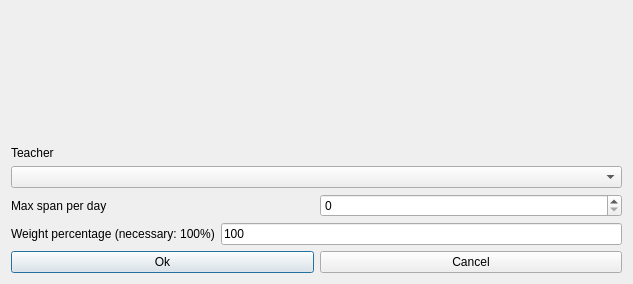
Qt form fet/src/interface/modifyconstraintteachermaxspanperdayform_template.ui (vonmecheln/fet) before a commit.
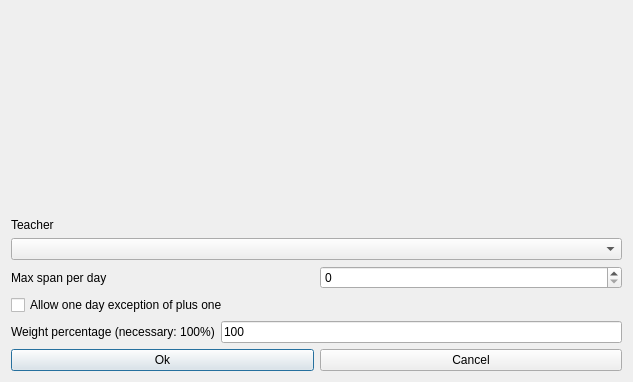
The same form after that commit.

```diff
--- a/fet/src/interface/modifyconstraintteachermaxspanperdayform_template.ui
+++ b/fet/src/interface/modifyconstraintteachermaxspanperdayform_template.ui
@@ -7,14 +7,14 @@
     <x>0</x>
     <y>0</y>
     <width>633</width>
-    <height>284</height>
+    <height>382</height>
    </rect>
   </property>
   <property name="windowTitle">
    <string extracomment="This is the title of the dialog to modify a constraint of this type">Modify teacher max span per day</string>
   </property>
-  <layout class="QVBoxLayout" name="verticalLayout_2">
-   <item>
+  <layout class="QGridLayout" name="gridLayout">
+   <item row="0" column="0">
     <spacer name="spacer4">
      <property name="orientation">
       <enum>Qt::Vertical</enum>
@@ -30,7 +30,7 @@
      </property>
     </spacer>
    </item>
-   <item>
+   <item row="1" column="0">
     <layout class="QVBoxLayout" name="verticalLayout">
      <item>
       <widget class="QLabel" name="teacherTextLabel">
@@ -63,7 +63,7 @@
      </item>
     </layout>
    </item>
-   <item>
+   <item row="2" column="0">
     <layout class="QHBoxLayout" name="horizontalLayout">
      <item>
       <widget class="QLabel" name="textLabel1">
@@ -80,7 +80,14 @@
      </item>
     </layout>
    </item>
-   <item>
+   <item row="3" column="0">
+    <widget class="QCheckBox" name="exceptionCheckBox">
+     <property name="text">
+      <string comment="It is for max span per day, means that in one day the teacher is allowed to have max span + 1">Allow one day exception of plus one</string>
+     </property>
+    </widget>
+   </item>
+   <item row="4" column="0">
     <layout class="QHBoxLayout" name="horizontalLayout_2">
      <item>
       <widget class="QLabel" name="weightTextLabel">
@@ -107,7 +114,7 @@
      </item>
     </layout>
    </item>
-   <item>
+   <item row="5" column="0">
     <layout class="QHBoxLayout">
      <item>
       <widget class="QPushButton" name="okPushButton">
```
